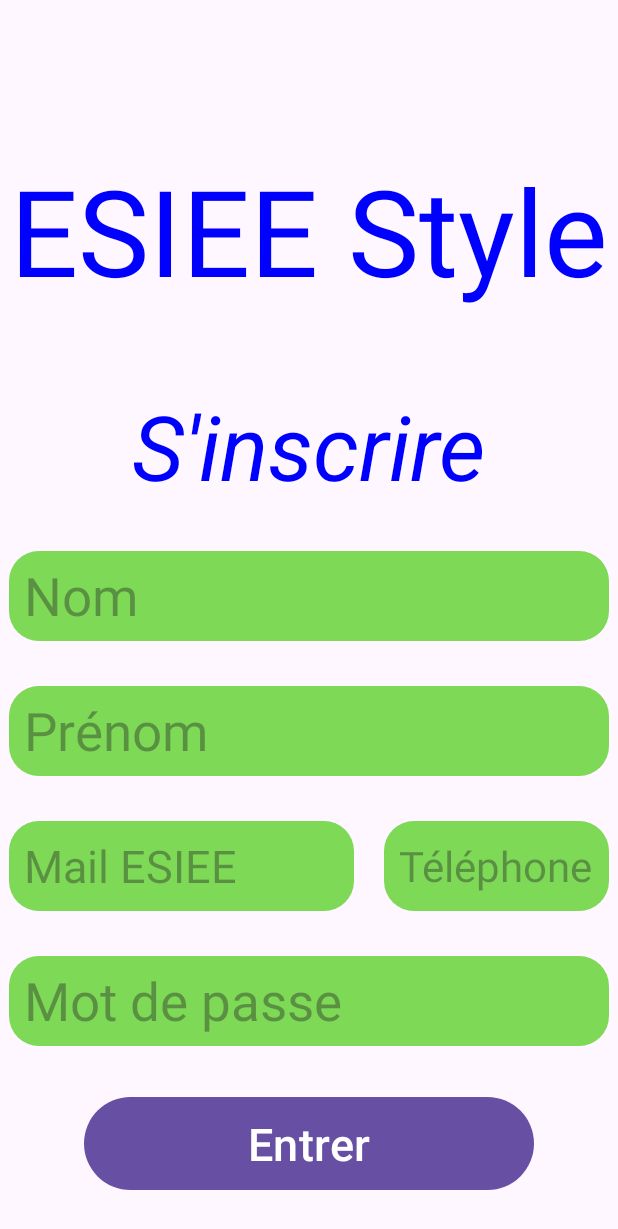
After one commit to Rayou01/ESIEE_Style, an Android app: the fragment RegisterFragment shown on its own in the app's theme, on a phone screen of 412 x 824 dp. The commit adds this screen. Shown: the top 1229 px of the screen. Run offline under Robolectric (Android 15) with nearby library versions, the phone set to English and light mode, and no system bars.

Commit message:
Création du design de la page d'inscription

```diff
--- a/app/src/main/java/com/example/esieestyle/ConnectionFragment.java
+++ b/app/src/main/java/com/example/esieestyle/ConnectionFragment.java
@@ -8,6 +8,8 @@ import androidx.fragment.app.Fragment;
 
 import android.text.Editable;
 import android.text.TextWatcher;
+import android.util.Log;
+import android.util.LogPrinter;
 import android.view.LayoutInflater;
 import android.view.View;
 import android.view.ViewGroup;
@@ -47,7 +49,7 @@ public class ConnectionFragment extends Fragment {
         binding.userName.addTextChangedListener(new TextWatcher() {
             @Override
             public void beforeTextChanged(CharSequence charSequence, int i, int i1, int i2) {
-
+                binding.connectionButton.setEnabled(false);
             }
 
             @Override
@@ -65,7 +67,7 @@ public class ConnectionFragment extends Fragment {
         binding.userPassword.addTextChangedListener(new TextWatcher() {
             @Override
             public void beforeTextChanged(CharSequence charSequence, int i, int i1, int i2) {
-
+                binding.connectionButton.setEnabled(false);
             }
 
             @Override
@@ -78,7 +80,7 @@ public class ConnectionFragment extends Fragment {
                 //We look if the user has enter a text for the user password EditText
                 is_Password_Text_Empty = editable.toString().isEmpty();
                 //Then, we tes if both of EditText has been modified and enable the button if it's the case
-                binding.connectionButton.setEnabled(!(is_Password_Text_Empty&&is_User_Text_Empty));
+                binding.connectionButton.setEnabled(!(is_Password_Text_Empty||is_User_Text_Empty));
             }
         });
 
--- /dev/null
+++ b/app/src/main/java/com/example/esieestyle/RegisterFragment.java
@@ -0,0 +1,34 @@
+package com.example.esieestyle;
+
+import android.os.Bundle;
+
+import androidx.fragment.app.Fragment;
+
+import android.view.LayoutInflater;
+import android.view.View;
+import android.view.ViewGroup;
+
+/**
+ * A simple {@link Fragment} subclass.
+ * Use the {@link RegisterFragment#newInstance} factory method to
+ * create an instance of this fragment.
+ */
+public class RegisterFragment extends Fragment {
+
+    public static RegisterFragment newInstance(String param1, String param2) {
+        RegisterFragment fragment = new RegisterFragment();
+        return fragment;
+    }
+
+    @Override
+    public void onCreate(Bundle savedInstanceState) {
+        super.onCreate(savedInstanceState);
+    }
+
+    @Override
+    public View onCreateView(LayoutInflater inflater, ViewGroup container,
+                             Bundle savedInstanceState) {
+        // Inflate the layout for this fragment
+        return inflater.inflate(R.layout.fragment_register, container, false);
+    }
+}
--- a/app/src/main/res/drawable/edit_round.xml
+++ b/app/src/main/res/drawable/edit_round.xml
@@ -3,6 +3,6 @@
     android:shape="rectangle">
 
     <solid android:color="@color/green"/>
-    <corners android:radius="14dp"/>
+    <corners android:radius="20dp"/>
 
 </shape>
--- a/app/src/main/res/layout/fragment_connection.xml
+++ b/app/src/main/res/layout/fragment_connection.xml
@@ -3,9 +3,9 @@
     xmlns:tools="http://schemas.android.com/tools"
     android:layout_width="match_parent"
     android:layout_height="match_parent"
+    android:gravity="center_horizontal"
     android:orientation="vertical"
-android:gravity="center_horizontal"
-tools:context=".MainActivity">
+    tools:context=".ConnectionFragment">
 
     <TextView
         android:id="@+id/Main_Page"
@@ -21,9 +21,9 @@ tools:context=".MainActivity">
         android:layout_height="wrap_content"
         android:layout_marginTop="70dp"
         android:text="@string/connexion"
+        android:textColor="@color/blue"
         android:textSize="60sp"
-    android:textStyle="italic"
-    android:textColor="@color/blue"/>
+        android:textStyle="italic" />
 
     <EditText
         android:id="@+id/user_name"
@@ -61,20 +61,20 @@ tools:context=".MainActivity">
 
     <Button
         android:id="@+id/forgot_id"
+        style="?android:attr/buttonBarButtonStyle"
         android:layout_width="wrap_content"
         android:layout_height="wrap_content"
         android:layout_marginTop="10dp"
         android:text="@string/utilisateur_mdp_forgot"
         android:textColor="@color/blue"
-    android:textSize="17sp"
-    style="?android:attr/buttonBarButtonStyle" />
+        android:textSize="17sp" />
 
     <LinearLayout
         android:layout_width="match_parent"
         android:layout_height="wrap_content"
+        android:layout_marginTop="10dp"
+        android:gravity="center"
         android:orientation="horizontal"
-    android:gravity="center"
-    android:layout_marginTop="10dp"
         tools:context=".MainActivity">
 
         <Button
--- /dev/null
+++ b/app/src/main/res/layout/fragment_register.xml
@@ -0,0 +1,130 @@
+<?xml version="1.0" encoding="utf-8"?>
+<LinearLayout xmlns:android="http://schemas.android.com/apk/res/android"
+    xmlns:tools="http://schemas.android.com/tools"
+    android:layout_width="match_parent"
+    android:layout_height="match_parent"
+    android:gravity="center_horizontal"
+    android:orientation="vertical"
+    tools:context=".RegisterFragment">
+
+    <TextView
+        android:id="@+id/Main_Page"
+        android:layout_width="wrap_content"
+        android:layout_height="wrap_content"
+        android:layout_marginTop="100dp"
+        android:text="@string/app_name"
+        android:textColor="@color/blue"
+        android:textSize="80sp" />
+
+    <TextView
+        android:layout_width="wrap_content"
+        android:layout_height="wrap_content"
+        android:layout_marginTop="50dp"
+        android:text="@string/inscription"
+        android:textColor="@color/blue"
+        android:textSize="60sp"
+        android:textStyle="italic" />
+
+    <EditText
+        android:id="@+id/register_name"
+        android:layout_width="400dp"
+        android:layout_height="60dp"
+        android:layout_marginTop="30dp"
+        android:autofillHints="name"
+        android:background="@drawable/edit_round"
+        android:hint="@string/nom"
+        android:inputType="textPersonName"
+        android:minHeight="40dp"
+        android:paddingStart="10dp"
+        android:textColor="@color/grey"
+        android:textSize="35sp"
+        tools:ignore="RtlSymmetry,TextContrastCheck" />
+
+    <EditText
+        android:id="@+id/register_surname"
+        android:layout_width="400dp"
+        android:layout_height="60dp"
+        android:layout_marginTop="30dp"
+        android:autofillHints="name"
+        android:background="@drawable/edit_round"
+        android:hint="@string/prenom"
+        android:inputType="textPersonName"
+        android:minHeight="40dp"
+        android:paddingStart="10dp"
+        android:textColor="@color/grey"
+        android:textSize="35sp"
+        tools:ignore="RtlSymmetry,TextContrastCheck" />
+
+    <LinearLayout
+        android:layout_width="match_parent"
+        android:layout_height="wrap_content"
+        android:layout_marginTop="30dp"
+        android:gravity="center"
+        android:orientation="horizontal">
+
+        <EditText
+            android:id="@+id/mail_esiee"
+            android:layout_width="230dp"
+            android:layout_height="60dp"
+            android:layout_marginEnd="20dp"
+            android:autofillHints="emailAddress"
+            android:background="@drawable/edit_round"
+            android:hint="@string/mail_esiee"
+            android:inputType="textEmailAddress"
+            android:minHeight="40dp"
+            android:paddingStart="10dp"
+            android:textColor="@color/grey"
+            android:textSize="30sp"
+            tools:ignore="RtlSymmetry,TextContrastCheck" />
+
+        <EditText
+            android:id="@+id/phone_number"
+            android:layout_width="150dp"
+            android:layout_height="60dp"
+            android:autofillHints="phone"
+            android:background="@drawable/edit_round"
+            android:hint="@string/telephone"
+            android:inputType="phone"
+            android:minHeight="40dp"
+            android:paddingStart="10dp"
+            android:textColor="@color/grey"
+            android:textSize="28sp"
+            tools:ignore="RtlSymmetry,TextContrastCheck" />
+
+    </LinearLayout>
+
+    <EditText
+        android:id="@+id/register_password"
+        android:layout_width="400dp"
+        android:layout_height="60dp"
+        android:layout_marginTop="30dp"
+        android:autofillHints="password"
+        android:background="@drawable/edit_round"
+        android:hint="@string/mot_de_passe"
+        android:inputType="textPassword"
+        android:minHeight="40dp"
+        android:paddingStart="10dp"
+        android:textColor="@color/grey"
+        android:textSize="35sp"
+        tools:ignore="RtlSymmetry,TextContrastCheck" />
+
+    <Button
+        android:id="@+id/validate_registration_button"
+        android:layout_width="300dp"
+        android:layout_height="70dp"
+        android:minHeight="50dp"
+        android:layout_marginTop="30dp"
+        android:textSize="30sp"
+        android:text="@string/entrer" />
+
+    <Button
+        android:id="@+id/register_to_connection_page_button"
+        android:layout_width="300dp"
+        android:layout_height="70dp"
+        android:minHeight="50dp"
+        android:layout_marginTop="50dp"
+        android:textSize="30sp"
+        android:text="@string/retour"
+        tools:ignore="VisualLintBounds" />
+
+</LinearLayout>
--- a/app/src/main/res/values/colors.xml
+++ b/app/src/main/res/values/colors.xml
@@ -5,4 +5,5 @@
     <color name="green">#7ED957</color>
     <color name="grey">#5A5A5A</color>
     <color name="blue">#0000FF</color>
+    <color name="purple">#8C52FF</color>
 </resources>
--- a/app/src/main/res/values/strings.xml
+++ b/app/src/main/res/values/strings.xml
@@ -7,4 +7,10 @@
     <string name="utilisateur_mdp_forgot"><u>Utilisateur ou mot de passe oublié</u></string>
     <!-- TODO: Remove or change this placeholder text -->
     <string name="hello_blank_fragment">Hello blank fragment</string>
+    <string name="nom">Nom</string>
+    <string name="prenom">Prénom</string>
+    <string name="mail_esiee">Mail ESIEE</string>
+    <string name="telephone">Téléphone</string>
+    <string name="entrer">Entrer</string>
+    <string name="retour">Retour</string>
 </resources>
```
Lines whose indentation alone changed are shown as unchanged.
